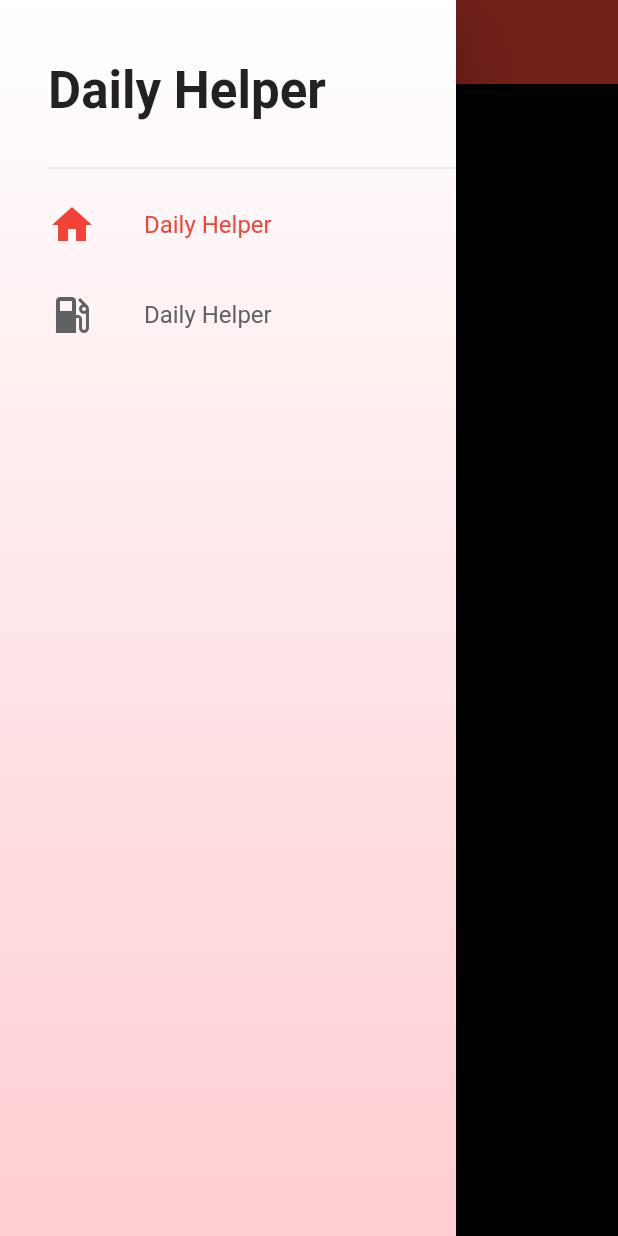
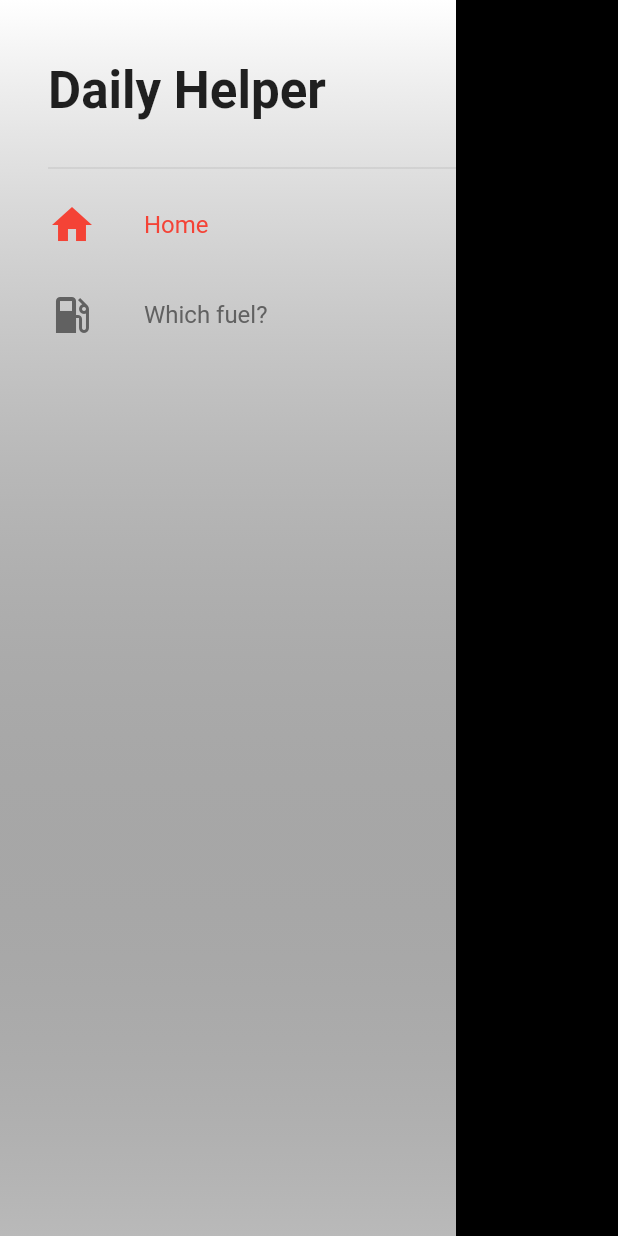
Before and after one commit to samirRibeiro77/daily_helper, a Flutter app: the screen it shows after launch, with the side drawer open, on a phone screen of 412 x 824 dp. Run offline on Flutter 3.47's test engine with Material 2 defaults, Android fonts, the phone set to English and light mode, and no system bars.

Commit message:
Which Fuel
App complete

```diff
--- a/lang/en.json
+++ b/lang/en.json
@@ -1,3 +1,7 @@
 {
-  "app_name": "Daily Helper"
+  "app_name": "Daily Helper",
+  "home": "Home",
+  "which_fuel": "Which fuel?",
+  "alcohol": "Alcohol",
+  "gasoline": "Gasoline"
 }
--- a/lang/pt.json
+++ b/lang/pt.json
@@ -1,3 +1,7 @@
 {
-  "app_name": "Dia a dia"
+  "app_name": "Dia a dia",
+  "home": "Pagina Inicial",
+  "which_fuel": "Qual combustivel?",
+  "alcohol": "Alcool",
+  "gasoline": "Gasolina"
 }
--- /dev/null
+++ b/lib/apps/which_fuel/core/which_fuel_answer.dart
@@ -0,0 +1,32 @@
+import 'package:daily_helper/app_localizations.dart';
+import 'package:daily_helper/apps/which_fuel/core/which_fuel_fuel.dart';
+import 'package:daily_helper/apps/which_fuel/core/which_fuel_math.dart';
+import 'package:daily_helper/util/string_key.dart';
+import 'package:flutter/cupertino.dart';
+
+class WhichFuelAnswer {
+  final double _alcohol;
+  final double _gasoline;
+  Fuel _choose;
+
+  WhichFuelAnswer(this._alcohol, this._gasoline) {
+    _doMath();
+  }
+
+  void _doMath() {
+    final math = WhichFuelMath(_alcohol, _gasoline);
+    if (math.totalValue < math.maxValue) {
+      _choose = Fuel.alcohol;
+      return;
+    }
+    _choose = Fuel.gasoline;
+  }
+
+  String result(BuildContext context) {
+    switch(_choose) {
+      case Fuel.alcohol: return AppLocalizations.of(context).translate(StringKey.ALCOHOL);
+      case Fuel.gasoline: return AppLocalizations.of(context).translate(StringKey.GASOLINE);
+      default: return "";
+    }
+  }
+}
--- /dev/null
+++ b/lib/apps/which_fuel/core/which_fuel_fuel.dart
@@ -0,0 +1,3 @@
+enum Fuel {
+  none, gasoline, alcohol
+}
--- a/lib/main.dart
+++ b/lib/main.dart
@@ -1,5 +1,4 @@
 import 'package:daily_helper/ui/home_screen.dart';
-import 'package:daily_helper/util/string_key.dart';
 import 'package:flutter/material.dart';
 import 'package:flutter_localizations/flutter_localizations.dart';
 import 'app_localizations.dart';
@@ -12,12 +11,7 @@ class MyApp extends StatelessWidget {
     return MaterialApp(
       title: 'Daily Helper',
       theme: ThemeData(
-        primarySwatch: Colors.red,
-        brightness: Brightness.light
-      ),
-      darkTheme: ThemeData(
-        primarySwatch: Colors.red,
-        brightness: Brightness.dark
+        primarySwatch: Colors.red
       ),
       supportedLocales: [
         Locale('en', 'US'),
--- a/lib/ui/home_screen.dart
+++ b/lib/ui/home_screen.dart
@@ -1,6 +1,10 @@
+import 'package:daily_helper/apps/which_fuel/which_fuel.dart';
 import 'package:daily_helper/ui/home_tab.dart';
 import 'package:daily_helper/ui/widget/custom_drawer.dart';
+import 'package:daily_helper/util/string_key.dart';
 import 'package:flutter/material.dart';
+
+import '../app_localizations.dart';
 
 class HomeScreen extends StatefulWidget {
   @override
@@ -19,10 +23,20 @@ class _HomeScreenState extends State<HomeScreen> {
         Scaffold(
           drawer: CustomDrawer(_pageControle),
           appBar: AppBar(
-            title: Text('About us'),
+            title: Text(AppLocalizations.of(context).translate(StringKey.HOME)),
             centerTitle: true,
+            backgroundColor: Colors.black,
           ),
-          body: HomeTab(),
+          body: HomeTab()
+        ),
+        Scaffold(
+            drawer: CustomDrawer(_pageControle),
+            appBar: AppBar(
+              title: Text(AppLocalizations.of(context).translate(StringKey.WHICH_FUEL)),
+              centerTitle: true,
+              backgroundColor: Colors.black,
+            ),
+            body: WhichFuel()
         )
       ],
     );
--- a/lib/ui/widget/custom_drawer.dart
+++ b/lib/ui/widget/custom_drawer.dart
@@ -15,7 +15,7 @@ class CustomDrawer extends StatelessWidget {
     Widget _buildDrawerBack() => Container(
       decoration: BoxDecoration(
           gradient: LinearGradient(
-              colors: [Colors.white, Colors.red[100]],
+              colors: [Colors.white, Colors.black26],
               begin: Alignment.topCenter,
               end: Alignment.bottomCenter)),
     );
--- a/lib/ui/widget/drawer_tile.dart
+++ b/lib/ui/widget/drawer_tile.dart
@@ -14,8 +14,8 @@ class DrawerTile extends StatelessWidget {
   Widget build(BuildContext context) {
     String _getRowName() {
       switch (_appEnum) {
-        case AppsEnum.which_fuel: return AppLocalizations.of(context).translate(StringKey.APP_NAME);
-        default: return AppLocalizations.of(context).translate(StringKey.APP_NAME);
+        case AppsEnum.which_fuel: return AppLocalizations.of(context).translate(StringKey.WHICH_FUEL);
+        default: return AppLocalizations.of(context).translate(StringKey.HOME);
       }
     }
 
--- a/lib/util/string_key.dart
+++ b/lib/util/string_key.dart
@@ -1,3 +1,7 @@
 class StringKey {
   static const String APP_NAME = 'app_name';
+  static const String HOME = 'home';
+  static const String WHICH_FUEL = 'which_fuel';
+  static const String ALCOHOL = 'alcohol';
+  static const String GASOLINE = 'gasoline';
 }
--- a/pubspec.yaml
+++ b/pubspec.yaml
@@ -24,3 +24,4 @@ flutter:
   assets:
     - lang/en.json
     - lang/pt.json
+    - assets/images/
```
Also changed, not shown: lib/apps/which_fuel/core/which_fuel_math.dart (added, +11 -0 lines), lib/apps/which_fuel/which_fuel.dart (added, +12 -0 lines), lib/apps/which_fuel/which_fuel_home.dart (added, +87 -0 lines), lib/apps/tst.dart (added).
